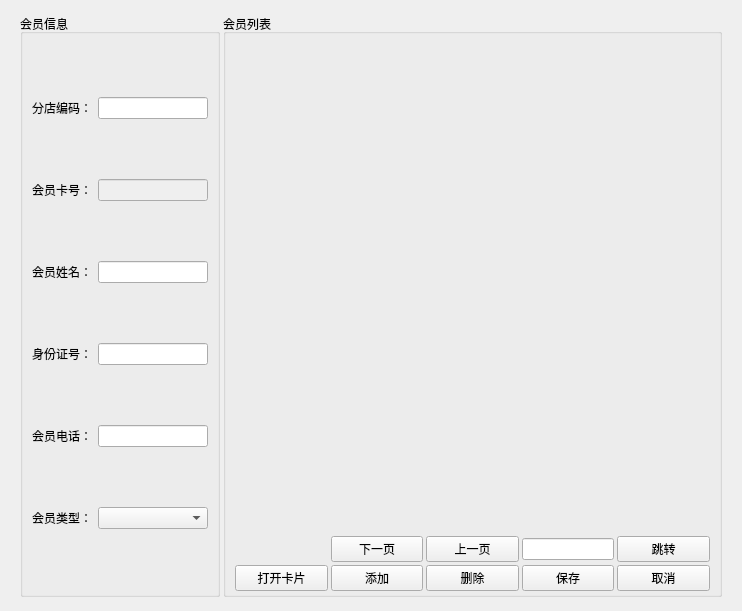
The window that src/vipwidget.ui (daodaoliang/caicai) describes before a commit, drawn with Qt 5.
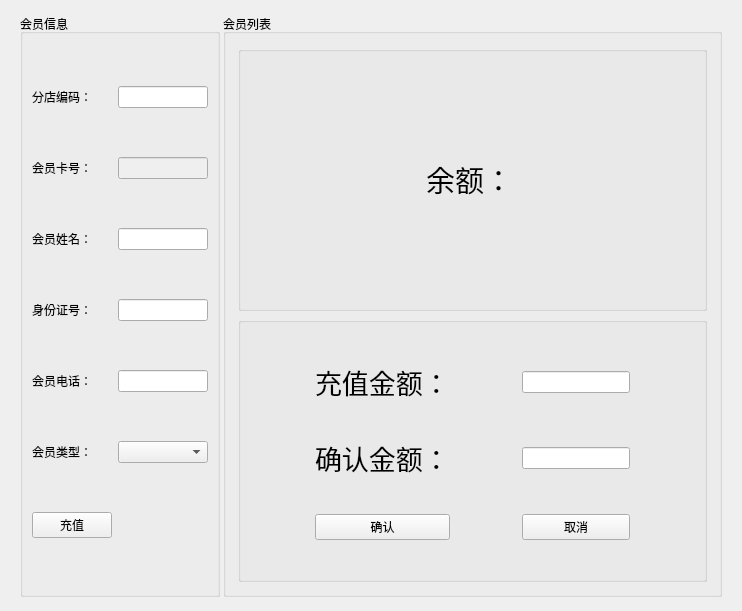
The same window after the commit. The open tabs and pages were chosen to show the change.

Commit message: 添加充值功能

Diff of the .ui file:
```diff
--- a/src/vipwidget.ui
+++ b/src/vipwidget.ui
@@ -40,27 +40,25 @@
             </property>
            </widget>
           </item>
-          <item row="3" column="0">
-           <widget class="QLabel" name="label_3">
-            <property name="text">
-             <string>身份证号：</string>
-            </property>
-           </widget>
+          <item row="2" column="1">
+           <widget class="QLineEdit" name="lineEdit_MemName"/>
+          </item>
+          <item row="3" column="1">
+           <widget class="QLineEdit" name="lineEdit_IDCard"/>
+          </item>
+          <item row="5" column="1">
+           <widget class="QComboBox" name="Box_MemType"/>
+          </item>
+          <item row="0" column="1">
+           <widget class="QLineEdit" name="lineEdit_ShopID"/>
           </item>
           <item row="4" column="1">
            <widget class="QLineEdit" name="lineEdit_Phone"/>
           </item>
-          <item row="0" column="0">
-           <widget class="QLabel" name="label_5">
+          <item row="1" column="0">
+           <widget class="QLabel" name="label_6">
             <property name="text">
-             <string>分店编码：</string>
-            </property>
-           </widget>
-          </item>
-          <item row="4" column="0">
-           <widget class="QLabel" name="label_2">
-            <property name="text">
-             <string>会员电话：</string>
+             <string>会员卡号：</string>
             </property>
            </widget>
           </item>
@@ -71,13 +69,10 @@
             </property>
            </widget>
           </item>
-          <item row="0" column="1">
-           <widget class="QLineEdit" name="lineEdit_ShopID"/>
-          </item>
-          <item row="1" column="0">
-           <widget class="QLabel" name="label_6">
+          <item row="4" column="0">
+           <widget class="QLabel" name="label_2">
             <property name="text">
-             <string>会员卡号：</string>
+             <string>会员电话：</string>
             </property>
            </widget>
           </item>
@@ -88,14 +83,26 @@
             </property>
            </widget>
           </item>
-          <item row="2" column="1">
-           <widget class="QLineEdit" name="lineEdit_MemName"/>
+          <item row="3" column="0">
+           <widget class="QLabel" name="label_3">
+            <property name="text">
+             <string>身份证号：</string>
+            </property>
+           </widget>
           </item>
-          <item row="3" column="1">
-           <widget class="QLineEdit" name="lineEdit_IDCard"/>
+          <item row="0" column="0">
+           <widget class="QLabel" name="label_5">
+            <property name="text">
+             <string>分店编码：</string>
+            </property>
+           </widget>
           </item>
-          <item row="5" column="1">
-           <widget class="QComboBox" name="Box_MemType"/>
+          <item row="6" column="0">
+           <widget class="QPushButton" name="but_Recharge">
+            <property name="text">
+             <string>充值</string>
+            </property>
+           </widget>
           </item>
          </layout>
         </widget>
@@ -114,6 +121,9 @@
           </property>
           <item row="1" column="0">
            <widget class="QStackedWidget" name="stackedWidget_2">
+            <property name="currentIndex">
+             <number>0</number>
+            </property>
             <widget class="QWidget" name="page_3">
              <layout class="QGridLayout" name="gridLayout_5">
               <item row="0" column="0" colspan="2">
@@ -126,17 +136,15 @@
                 </property>
                </widget>
               </item>
-             </layout>
-            </widget>
-            <widget class="QWidget" name="page_4"/>
-           </widget>
-          </item>
-          <item row="2" column="0">
+              <item row="1" column="0" colspan="2">
            <layout class="QGridLayout" name="gridLayout_6" columnstretch="1,1,1,1,1">
             <property name="leftMargin">
-             <number>6</number>
+                 <number>0</number>
             </property>
             <property name="rightMargin">
+                 <number>0</number>
+                </property>
+                <property name="spacing">
              <number>6</number>
             </property>
             <item row="1" column="0">
@@ -213,6 +221,158 @@
              </widget>
             </item>
            </layout>
+              </item>
+             </layout>
+            </widget>
+            <widget class="QWidget" name="page_4">
+             <layout class="QGridLayout" name="gridLayout_7">
+              <item row="0" column="0">
+               <widget class="QGroupBox" name="groupBox_3">
+                <property name="title">
+                 <string/>
+                </property>
+                <layout class="QGridLayout" name="gridLayout_8">
+                 <item row="0" column="1">
+                  <widget class="QLabel" name="label_7">
+                   <property name="text">
+                    <string>&lt;html&gt;&lt;head/&gt;&lt;body&gt;&lt;p&gt;&lt;span style=&quot; font-size:22pt;&quot;&gt;余额：&lt;/span&gt;&lt;/p&gt;&lt;/body&gt;&lt;/html&gt;</string>
+                   </property>
+                  </widget>
+                 </item>
+                 <item row="0" column="2">
+                  <widget class="QLabel" name="label_yue">
+                   <property name="text">
+                    <string>&lt;html&gt;&lt;head/&gt;&lt;body&gt;&lt;p&gt;&lt;span style=&quot; font-size:20pt; color:#ff0000;&quot;&gt;&lt;br/&gt;&lt;/span&gt;&lt;/p&gt;&lt;/body&gt;&lt;/html&gt;</string>
+                   </property>
+                  </widget>
+                 </item>
+                 <item row="0" column="3">
+                  <spacer name="horizontalSpacer_5">
+                   <property name="orientation">
+                    <enum>Qt::Horizontal</enum>
+                   </property>
+                   <property name="sizeHint" stdset="0">
+                    <size>
+                     <width>40</width>
+                     <height>20</height>
+                    </size>
+                   </property>
+                  </spacer>
+                 </item>
+                 <item row="0" column="0">
+                  <spacer name="horizontalSpacer_6">
+                   <property name="orientation">
+                    <enum>Qt::Horizontal</enum>
+                   </property>
+                   <property name="sizeHint" stdset="0">
+                    <size>
+                     <width>40</width>
+                     <height>20</height>
+                    </size>
+                   </property>
+                  </spacer>
+                 </item>
+                </layout>
+               </widget>
+              </item>
+              <item row="1" column="0">
+               <widget class="QGroupBox" name="groupBox_4">
+                <property name="title">
+                 <string/>
+                </property>
+                <layout class="QGridLayout" name="gridLayout_9">
+                 <item row="0" column="1">
+                  <widget class="QLabel" name="label_9">
+                   <property name="text">
+                    <string>&lt;html&gt;&lt;head/&gt;&lt;body&gt;&lt;p&gt;&lt;span style=&quot; font-size:20pt;&quot;&gt;充值金额：&lt;/span&gt;&lt;/p&gt;&lt;/body&gt;&lt;/html&gt;</string>
+                   </property>
+                  </widget>
+                 </item>
+                 <item row="0" column="3">
+                  <widget class="QLineEdit" name="lineEdit_chongzhi"/>
+                 </item>
+                 <item row="1" column="1">
+                  <widget class="QLabel" name="label_10">
+                   <property name="text">
+                    <string>&lt;html&gt;&lt;head/&gt;&lt;body&gt;&lt;p&gt;&lt;span style=&quot; font-size:20pt;&quot;&gt;确认金额：&lt;/span&gt;&lt;/p&gt;&lt;/body&gt;&lt;/html&gt;</string>
+                   </property>
+                  </widget>
+                 </item>
+                 <item row="1" column="3">
+                  <widget class="QLineEdit" name="lineEdit_querenchong"/>
+                 </item>
+                 <item row="2" column="1">
+                  <widget class="QPushButton" name="but_querenchong">
+                   <property name="text">
+                    <string>确认</string>
+                   </property>
+                  </widget>
+                 </item>
+                 <item row="2" column="3">
+                  <widget class="QPushButton" name="but_CancleCharge">
+                   <property name="text">
+                    <string>取消</string>
+                   </property>
+                  </widget>
+                 </item>
+                 <item row="0" column="4">
+                  <spacer name="horizontalSpacer_3">
+                   <property name="orientation">
+                    <enum>Qt::Horizontal</enum>
+                   </property>
+                   <property name="sizeHint" stdset="0">
+                    <size>
+                     <width>40</width>
+                     <height>20</height>
+                    </size>
+                   </property>
+                  </spacer>
+                 </item>
+                 <item row="1" column="2">
+                  <spacer name="horizontalSpacer_2">
+                   <property name="orientation">
+                    <enum>Qt::Horizontal</enum>
+                   </property>
+                   <property name="sizeHint" stdset="0">
+                    <size>
+                     <width>40</width>
+                     <height>20</height>
+                    </size>
+                   </property>
+                  </spacer>
+                 </item>
+                 <item row="0" column="2">
+                  <spacer name="horizontalSpacer">
+                   <property name="orientation">
+                    <enum>Qt::Horizontal</enum>
+                   </property>
+                   <property name="sizeHint" stdset="0">
+                    <size>
+                     <width>40</width>
+                     <height>20</height>
+                    </size>
+                   </property>
+                  </spacer>
+                 </item>
+                 <item row="0" column="0">
+                  <spacer name="horizontalSpacer_4">
+                   <property name="orientation">
+                    <enum>Qt::Horizontal</enum>
+                   </property>
+                   <property name="sizeHint" stdset="0">
+                    <size>
+                     <width>40</width>
+                     <height>20</height>
+                    </size>
+                   </property>
+                  </spacer>
+                 </item>
+                </layout>
+               </widget>
+              </item>
+             </layout>
+            </widget>
+           </widget>
           </item>
          </layout>
         </widget>
```
Lines whose indentation alone changed are shown as unchanged. The commit also changes 3 other files.
